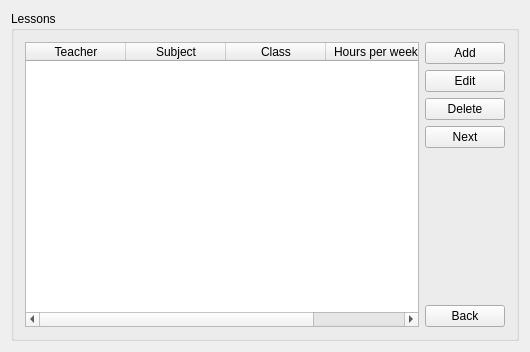
This is Orar/OrarApp/LessonView.ui in alexandrutm/UnivTimetable as Qt 5 draws it before an edit. The edited form follows.
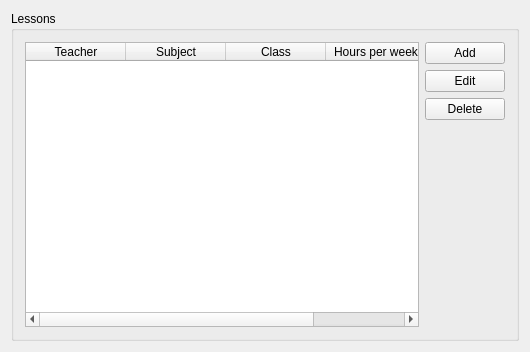
This is the edited form.

Diff of the .ui file:
```diff
--- a/Orar/OrarApp/LessonView.ui
+++ b/Orar/OrarApp/LessonView.ui
@@ -95,13 +95,6 @@
               </property>
              </widget>
             </item>
-            <item>
-             <widget class="QPushButton" name="pushBtnNext">
-              <property name="text">
-               <string>Next</string>
-              </property>
-             </widget>
-            </item>
            </layout>
           </item>
           <item>
@@ -119,13 +112,6 @@
               </property>
              </spacer>
             </item>
-            <item>
-             <widget class="QPushButton" name="pushBtnBack">
-              <property name="text">
-               <string>Back</string>
-              </property>
-             </widget>
-            </item>
            </layout>
           </item>
          </layout>
```
Left out of the diff: 108 changed lines with no effect on the pictures.
